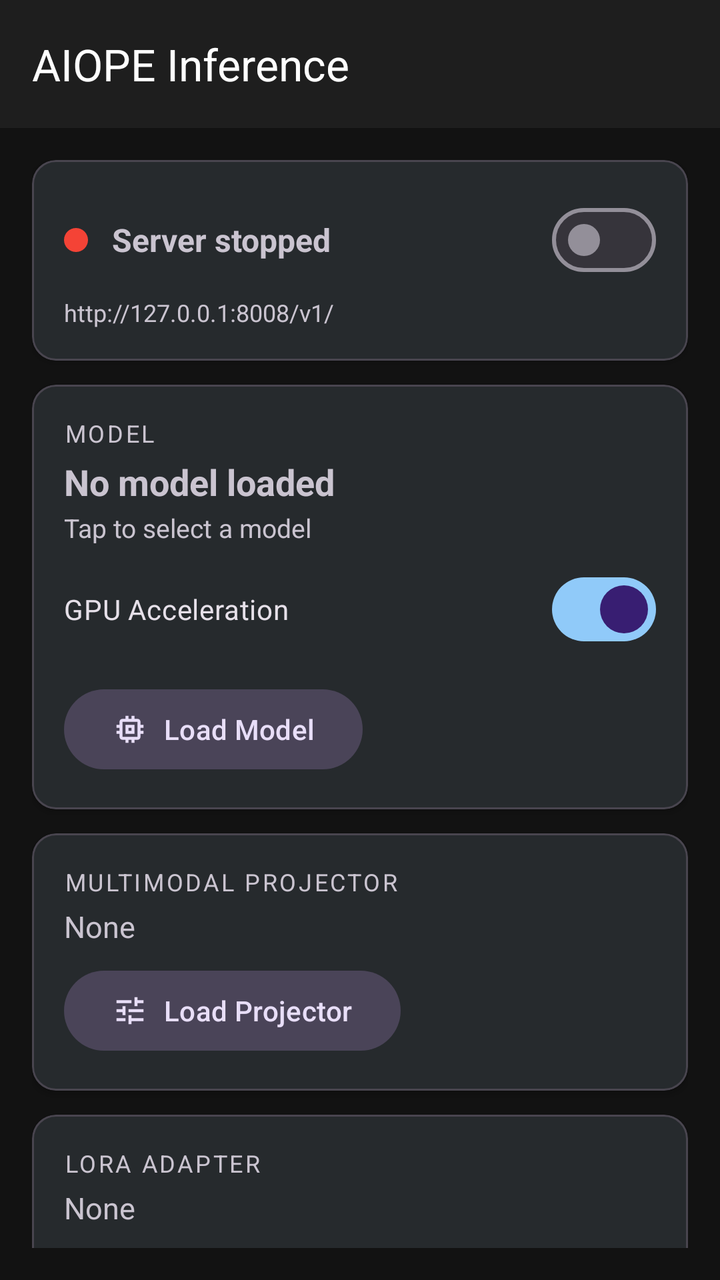
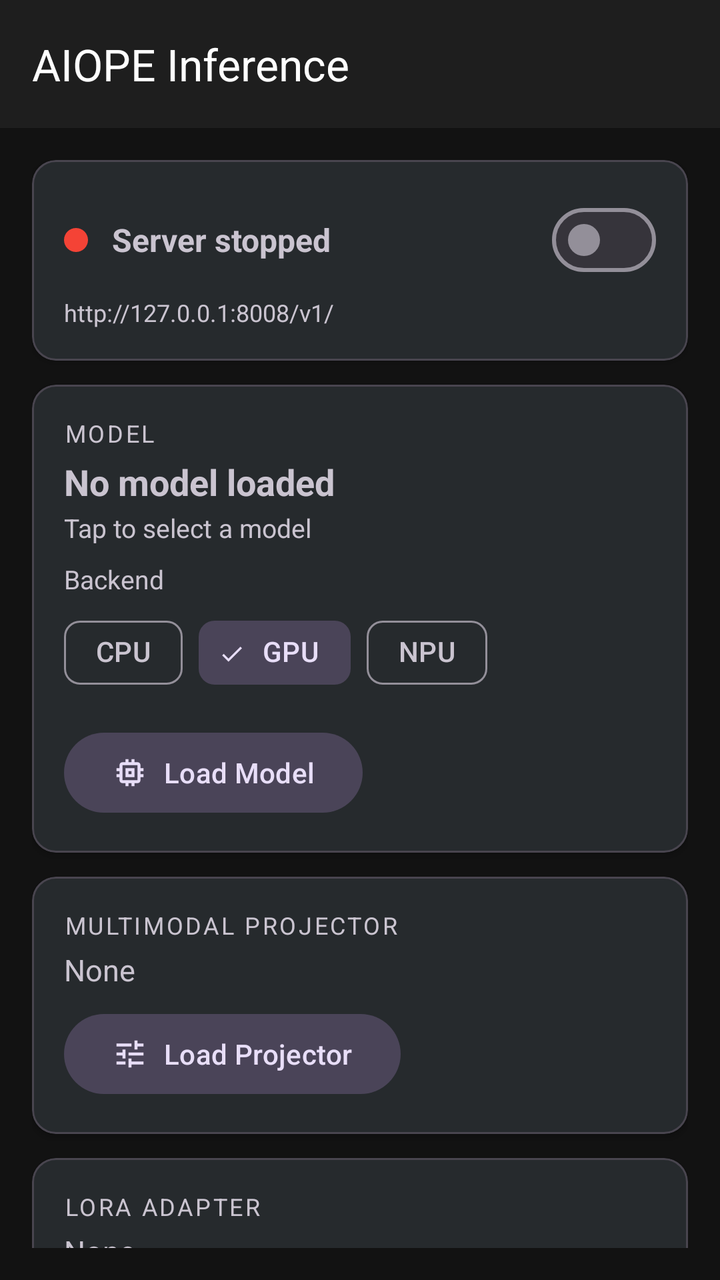

Screens rendered from an Android XML layout before and after an edit, with the pre-edit source and the edit as a unified diff.
<!-- AndroidManifest.xml: application theme Theme.AiopeInf -->
<!-- res/layout/activity_main.xml -->
<?xml version="1.0" encoding="utf-8"?>
<androidx.coordinatorlayout.widget.CoordinatorLayout
    xmlns:android="http://schemas.android.com/apk/res/android"
    xmlns:app="http://schemas.android.com/apk/res-auto"
    android:layout_width="match_parent"
    android:layout_height="match_parent"
    android:background="@color/background">

    <com.google.android.material.appbar.AppBarLayout
        android:layout_width="match_parent"
        android:layout_height="wrap_content">

        <com.google.android.material.appbar.MaterialToolbar
            android:id="@+id/toolbar"
            android:layout_width="match_parent"
            android:layout_height="?attr/actionBarSize"
            app:title="AIOPE Inference"
            app:titleTextColor="@color/on_surface" />
    </com.google.android.material.appbar.AppBarLayout>

    <androidx.core.widget.NestedScrollView
        android:layout_width="match_parent"
        android:layout_height="match_parent"
        app:layout_behavior="@string/appbar_scrolling_view_behavior"
        android:padding="16dp">

        <LinearLayout
            android:layout_width="match_parent"
            android:layout_height="wrap_content"
            android:orientation="vertical">

            
            <com.google.android.material.card.MaterialCardView
                android:layout_width="match_parent"
                android:layout_height="wrap_content"
                app:cardElevation="2dp"
                app:cardCornerRadius="12dp"
                android:layout_marginBottom="12dp">

                <LinearLayout
                    android:layout_width="match_parent"
                    android:layout_height="wrap_content"
                    android:orientation="vertical"
                    android:padding="16dp">

                    <LinearLayout
                        android:layout_width="match_parent"
                        android:layout_height="wrap_content"
                        android:orientation="horizontal"
                        android:gravity="center_vertical">

                        <View
                            android:id="@+id/server_indicator"
                            android:layout_width="12dp"
                            android:layout_height="12dp"
                            android:background="@drawable/circle_red" />

                        <TextView
                            android:id="@+id/tv_server_status"
                            android:layout_width="0dp"
                            android:layout_height="wrap_content"
                            android:layout_weight="1"
                            android:layout_marginStart="12dp"
                            android:text="Server stopped"
                            android:textSize="16sp"
                            android:textStyle="bold" />

                        <com.google.android.material.materialswitch.MaterialSwitch
                            android:id="@+id/switch_server"
                            android:layout_width="wrap_content"
                            android:layout_height="wrap_content" />
                    </LinearLayout>

                    <TextView
                        android:id="@+id/tv_server_info"
                        android:layout_width="match_parent"
                        android:layout_height="wrap_content"
                        android:layout_marginTop="4dp"
                        android:text="http://127.0.0.1:8008/v1/"
                        android:textSize="12sp"
                        android:textColor="?android:attr/textColorSecondary" />
                </LinearLayout>
            </com.google.android.material.card.MaterialCardView>

            
            <com.google.android.material.card.MaterialCardView
                android:layout_width="match_parent"
                android:layout_height="wrap_content"
                app:cardElevation="2dp"
                app:cardCornerRadius="12dp"
                android:layout_marginBottom="12dp">

                <LinearLayout
                    android:layout_width="match_parent"
                    android:layout_height="wrap_content"
                    android:orientation="vertical"
                    android:padding="16dp">

                    <TextView
                        android:layout_width="match_parent"
                        android:layout_height="wrap_content"
                        android:text="Model"
                        android:textSize="12sp"
                        android:textAllCaps="true"
                        android:letterSpacing="0.1"
                        android:textColor="?android:attr/textColorSecondary" />

                    <TextView
                        android:id="@+id/tv_model_name"
                        android:layout_width="match_parent"
                        android:layout_height="wrap_content"
                        android:layout_marginTop="4dp"
                        android:text="No model loaded"
                        android:textSize="18sp"
                        android:textStyle="bold" />

                    <TextView
                        android:id="@+id/tv_model_info"
                        android:layout_width="match_parent"
                        android:layout_height="wrap_content"
                        android:layout_marginTop="2dp"
                        android:text="Tap to select a model"
                        android:textSize="13sp"
                        android:textColor="?android:attr/textColorSecondary" />

                    <com.google.android.material.materialswitch.MaterialSwitch
                        android:id="@+id/switch_gpu"
                        android:layout_width="match_parent"
                        android:layout_height="wrap_content"
                        android:layout_marginTop="8dp"
                        android:text="GPU Acceleration"
                        android:checked="true" />

                    <LinearLayout
                        android:layout_width="match_parent"
                        android:layout_height="wrap_content"
                        android:layout_marginTop="12dp"
                        android:orientation="horizontal">

                        <com.google.android.material.button.MaterialButton
                            android:id="@+id/btn_load_model"
                            android:layout_width="wrap_content"
                            android:layout_height="wrap_content"
                            android:text="Load Model"
                            style="@style/Widget.Material3.Button.TonalButton"
                            app:icon="@drawable/ic_model" />

                        <com.google.android.material.button.MaterialButton
                            android:id="@+id/btn_unload_model"
                            android:layout_width="wrap_content"
                            android:layout_height="wrap_content"
                            android:layout_marginStart="8dp"
                            android:text="Unload"
                            android:visibility="gone"
                            style="@style/Widget.Material3.Button.OutlinedButton" />
                    </LinearLayout>
                </LinearLayout>
            </com.google.android.material.card.MaterialCardView>

            
            <com.google.android.material.card.MaterialCardView
                android:id="@+id/card_mmproj"
                android:layout_width="match_parent"
                android:layout_height="wrap_content"
                app:cardElevation="2dp"
                app:cardCornerRadius="12dp"
                android:layout_marginBottom="12dp">

                <LinearLayout
                    android:layout_width="match_parent"
                    android:layout_height="wrap_content"
                    android:orientation="vertical"
                    android:padding="16dp">

                    <TextView
                        android:layout_width="match_parent"
                        android:layout_height="wrap_content"
                        android:text="Multimodal Projector"
                        android:textSize="12sp"
                        android:textAllCaps="true"
                        android:letterSpacing="0.1"
                        android:textColor="?android:attr/textColorSecondary" />

                    <TextView
                        android:id="@+id/tv_mmproj_name"
                        android:layout_width="match_parent"
                        android:layout_height="wrap_content"
                        android:layout_marginTop="4dp"
                        android:text="None"
                        android:textSize="15sp" />

                    <com.google.android.material.button.MaterialButton
                        android:id="@+id/btn_load_mmproj"
                        android:layout_width="wrap_content"
                        android:layout_height="wrap_content"
                        android:layout_marginTop="8dp"
                        android:text="Load Projector"
                        style="@style/Widget.Material3.Button.TonalButton"
                        app:icon="@drawable/ic_tune" />

                    <com.google.android.material.button.MaterialButton
                        android:id="@+id/btn_unload_mmproj"
                        android:layout_width="wrap_content"
                        android:layout_height="wrap_content"
                        android:text="Eject"
                        android:visibility="gone"
                        style="@style/Widget.Material3.Button.OutlinedButton" />
                </LinearLayout>
            </com.google.android.material.card.MaterialCardView>

            <com.google.android.material.card.MaterialCardView
                android:id="@+id/card_lora"
                android:layout_width="match_parent"
                android:layout_height="wrap_content"
                app:cardElevation="2dp"
                app:cardCornerRadius="12dp"
                android:layout_marginBottom="12dp">

                <LinearLayout
                    android:layout_width="match_parent"
                    android:layout_height="wrap_content"
                    android:orientation="vertical"
                    android:padding="16dp">

                    <TextView
                        android:layout_width="match_parent"
                        android:layout_height="wrap_content"
                        android:text="LoRA Adapter"
                        android:textSize="12sp"
                        android:textAllCaps="true"
                        android:letterSpacing="0.1"
                        android:textColor="?android:attr/textColorSecondary" />

                    <TextView
                        android:id="@+id/tv_lora_name"
                        android:layout_width="match_parent"
                        android:layout_height="wrap_content"
                        android:layout_marginTop="4dp"
                        android:text="None"
                        android:textSize="15sp" />

                    <com.google.android.material.button.MaterialButton
                        android:id="@+id/btn_load_lora"
                        android:layout_width="wrap_content"
                        android:layout_height="wrap_content"
                        android:layout_marginTop="8dp"
                        android:text="Load Adapter"
                        style="@style/Widget.Material3.Button.TonalButton"
                        app:icon="@drawable/ic_tune" />

                    <com.google.android.material.button.MaterialButton
                        android:id="@+id/btn_unload_lora"
                        android:layout_width="wrap_content"
                        android:layout_height="wrap_content"
                        android:text="Eject"
                        android:visibility="gone"
                        style="@style/Widget.Material3.Button.OutlinedButton" />
                </LinearLayout>
            </com.google.android.material.card.MaterialCardView>

            
            <com.google.android.material.card.MaterialCardView
                android:layout_width="match_parent"
                android:layout_height="wrap_content"
                app:cardElevation="2dp"
                app:cardCornerRadius="12dp"
                android:layout_marginBottom="12dp">

                <LinearLayout
                    android:layout_width="match_parent"
                    android:layout_height="wrap_content"
                    android:orientation="vertical"
                    android:padding="16dp">

                    <TextView
                        android:layout_width="match_parent"
                        android:layout_height="wrap_content"
                        android:text="System"
                        android:textSize="12sp"
                        android:textAllCaps="true"
                        android:letterSpacing="0.1"
                        android:textColor="?android:attr/textColorSecondary" />

                    <TextView
                        android:id="@+id/tv_gpu_info"
                        android:layout_width="match_parent"
                        android:layout_height="wrap_content"
                        android:layout_marginTop="4dp"
                        android:text="Detecting hardware..."
                        android:textSize="13sp"
                        android:fontFamily="monospace" />
                </LinearLayout>
            </com.google.android.material.card.MaterialCardView>

            
            <com.google.android.material.card.MaterialCardView
                android:layout_width="match_parent"
                android:layout_height="wrap_content"
                app:cardElevation="2dp"
                app:cardCornerRadius="12dp"
                android:layout_marginBottom="16dp">

                <LinearLayout
                    android:layout_width="match_parent"
                    android:layout_height="wrap_content"
                    android:orientation="vertical"
                    android:padding="16dp">

                    <TextView
                        android:layout_width="match_parent"
                        android:layout_height="wrap_content"
                        android:text="Quick Test"
                        android:textSize="12sp"
                        android:textAllCaps="true"
                        android:letterSpacing="0.1"
                        android:textColor="?android:attr/textColorSecondary" />

                    <com.google.android.material.textfield.TextInputLayout
                        android:layout_width="match_parent"
                        android:layout_height="wrap_content"
                        android:layout_marginTop="8dp"
                        android:visibility="gone"
                        style="@style/Widget.Material3.TextInputLayout.OutlinedBox">

                        <com.google.android.material.textfield.TextInputEditText
                            android:id="@+id/et_prompt"
                            android:layout_width="match_parent"
                            android:layout_height="wrap_content"
                            android:hint="Type a message..."
                            android:inputType="textMultiLine"
                            android:maxLines="4"
                            android:importantForAutofill="no" />
                    </com.google.android.material.textfield.TextInputLayout>

                    <LinearLayout
                        android:layout_width="match_parent"
                        android:layout_height="wrap_content"
                        android:layout_marginTop="8dp"
                        android:gravity="end"
                        android:orientation="horizontal">

                        <com.google.android.material.button.MaterialButton
                            android:id="@+id/btn_stop"
                            android:layout_width="wrap_content"
                            android:layout_height="wrap_content"
                            android:text="Stop"
                            android:visibility="gone"
                            style="@style/Widget.Material3.Button.OutlinedButton" />

                        <com.google.android.material.button.MaterialButton
                            android:id="@+id/btn_send"
                            android:layout_width="wrap_content"
                            android:layout_height="wrap_content"
                            android:layout_marginStart="8dp"
                            android:text="Send"
                            app:icon="@drawable/ic_send" />
                    </LinearLayout>

                    <com.google.android.material.progressindicator.LinearProgressIndicator
                        android:id="@+id/progress_bar"
                        android:layout_width="match_parent"
                        android:layout_height="wrap_content"
                        android:layout_marginTop="8dp"
                        android:visibility="gone"
                        android:indeterminate="true" />

                    <TextView
                        android:id="@+id/tv_output"
                        android:layout_width="match_parent"
                        android:layout_height="wrap_content"
                        android:layout_marginTop="12dp"
                        android:textSize="14sp"
                        android:textIsSelectable="true"
                        android:visibility="gone" />
                </LinearLayout>
            </com.google.android.material.card.MaterialCardView>

        </LinearLayout>
    </androidx.core.widget.NestedScrollView>

</androidx.coordinatorlayout.widget.CoordinatorLayout>
<!-- resources referenced by this layout -->
<resources>
  <color name="background">#FF121212</color>
  <color name="on_surface">#FFFFFFFF</color>
  <!-- drawable circle_red (drawable) -->
  <?xml version="1.0" encoding="utf-8"?>
  <shape xmlns:android="http://schemas.android.com/apk/res/android"
      android:shape="oval">
      <solid android:color="#F44336" />
      <size android:width="12dp" android:height="12dp" />
  </shape>
  <!-- drawable ic_model (drawable) -->
  <?xml version="1.0" encoding="utf-8"?>
  <vector xmlns:android="http://schemas.android.com/apk/res/android"
      android:width="24dp"
      android:height="24dp"
      android:viewportWidth="24"
      android:viewportHeight="24">
      <path
          android:fillColor="#FFFFFF"
          android:pathData="M15,9H9v6h6V9zm-2,4h-2v-2h2v2zm8-2V9h-2V7c0,-1.1 -0.9,-2 -2,-2h-2V3h-2v2h-2V3H9v2H7c-1.1,0 -2,0.9 -2,2v2H3v2h2v2H3v2h2v2c0,1.1 0.9,2 2,2h2v2h2v-2h2v2h2v-2h2c1.1,0 2,-0.9 2,-2v-2h2v-2h-2v-2h2zm-4,6H7V7h10v10z"/>
  </vector>
  <!-- drawable ic_send (drawable) -->
  <?xml version="1.0" encoding="utf-8"?>
  <vector xmlns:android="http://schemas.android.com/apk/res/android"
      android:width="24dp"
      android:height="24dp"
      android:viewportWidth="24"
      android:viewportHeight="24">
      <path
          android:fillColor="#FFFFFF"
          android:pathData="M2.01,21L23,12 2.01,3 2,10l15,2 -15,2z"/>
  </vector>
  <!-- drawable ic_tune (drawable) -->
  <?xml version="1.0" encoding="utf-8"?>
  <vector xmlns:android="http://schemas.android.com/apk/res/android"
      android:width="24dp"
      android:height="24dp"
      android:viewportWidth="24"
      android:viewportHeight="24">
      <path
          android:fillColor="#FFFFFF"
          android:pathData="M3,17v2h6v-2H3zM3,5v2h10V5H3zM13,21v-2h8v-2h-8v-2h-2v6h2zM7,9v2H3v2h4v2h2V9H7zM21,13v-2H11v2h10zM15,9h2V7h4V5h-4V3h-2v6z"/>
  </vector>
  <style name="Theme.AiopeInf" parent="Theme.Material3.Dark.NoActionBar">
          <item name="colorPrimary">@color/primary</item>
          <item name="android:windowBackground">@color/background</item>
          <item name="colorSurface">@color/surface</item>
      </style>
  <color name="primary">#FF90CAF9</color>
  <color name="surface">#FF1E1E1E</color>
</resources>

<!-- the commit's change to res/layout/activity_main.xml (unified diff, before → after) -->
@@ -123,13 +123,45 @@
                         android:textSize="13sp"
                         android:textColor="?android:attr/textColorSecondary" />
 
-                    <com.google.android.material.materialswitch.MaterialSwitch
-                        android:id="@+id/switch_gpu"
-                        android:layout_width="match_parent"
-                        android:layout_height="wrap_content"
-                        android:layout_marginTop="8dp"
-                        android:text="GPU Acceleration"
-                        android:checked="true" />
+                    <TextView
+                        android:layout_width="wrap_content"
+                        android:layout_height="wrap_content"
+                        android:layout_marginTop="8dp"
+                        android:text="Backend"
+                        android:textSize="13sp"
+                        android:textColor="?android:attr/textColorSecondary" />
+
+                    <com.google.android.material.chip.ChipGroup
+                        android:id="@+id/chip_group_backend"
+                        android:layout_width="match_parent"
+                        android:layout_height="wrap_content"
+                        android:layout_marginTop="4dp"
+                        app:singleSelection="true"
+                        app:selectionRequired="true">
+
+                        <com.google.android.material.chip.Chip
+                            android:id="@+id/chip_cpu"
+                            android:layout_width="wrap_content"
+                            android:layout_height="wrap_content"
+                            android:text="CPU"
+                            style="@style/Widget.Material3.Chip.Filter" />
+
+                        <com.google.android.material.chip.Chip
+                            android:id="@+id/chip_gpu"
+                            android:layout_width="wrap_content"
+                            android:layout_height="wrap_content"
+                            android:text="GPU"
+                            android:checked="true"
+                            style="@style/Widget.Material3.Chip.Filter" />
+
+                        <com.google.android.material.chip.Chip
+                            android:id="@+id/chip_npu"
+                            android:layout_width="wrap_content"
+                            android:layout_height="wrap_content"
+                            android:text="NPU"
+                            style="@style/Widget.Material3.Chip.Filter" />
+
+                    </com.google.android.material.chip.ChipGroup>
 
                     <LinearLayout
                         android:layout_width="match_parent"
